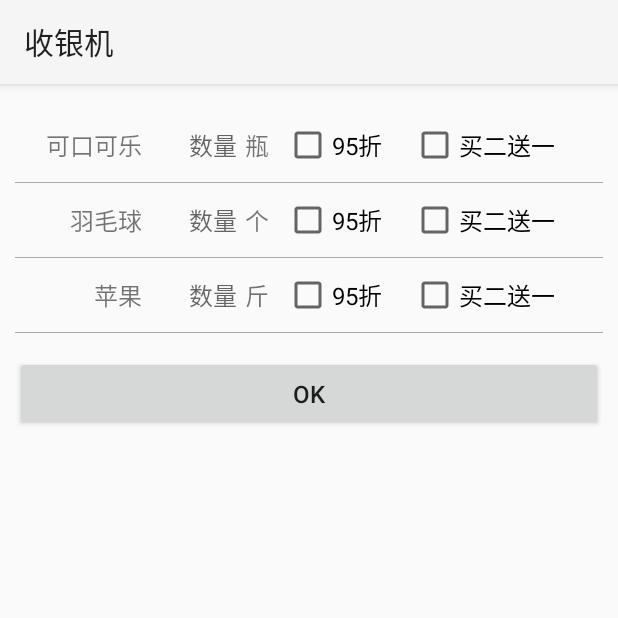
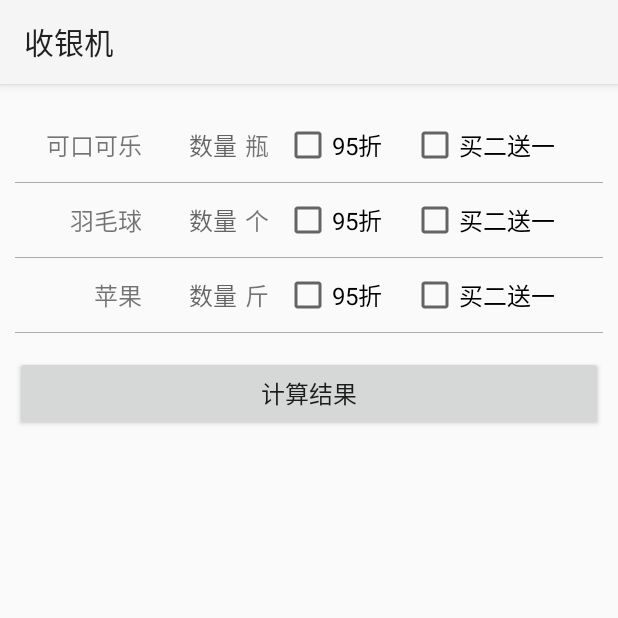
Before and after one commit to WJRye/CashRegister, an Android app: the screen it shows after launch (MainActivity), on a phone screen of 412 x 824 dp, the top half of it. Run offline under Robolectric (Android 15) with nearby library versions, the phone set to English and light mode, and no system bars.

Commit message:
完成界面功能并且已经做完测试

```diff
--- a/CashRegister/app/src/main/java/com/wj/cashregister/MainActivity.java
+++ b/CashRegister/app/src/main/java/com/wj/cashregister/MainActivity.java
@@ -2,6 +2,7 @@ package com.wj.cashregister;
 
 import android.app.Activity;
 import android.os.Bundle;
+import android.util.Log;
 import android.view.Menu;
 import android.view.MenuItem;
 import android.view.View;
@@ -10,20 +11,42 @@ import android.widget.EditText;
 import android.widget.TextView;
 import android.widget.Toast;
 
+import com.wj.cashregister.checkout.Checkout;
 import com.wj.cashregister.db.GoodsDao;
+import com.wj.cashregister.model.Constant;
 import com.wj.cashregister.model.Goods;
+import com.wj.cashregister.model.type.GoodsType;
+import com.wj.cashregister.model.type.GoodsTypeDiscount;
+import com.wj.cashregister.model.type.GoodsTypeDouble;
+import com.wj.cashregister.model.type.GoodsTypeFree;
+import com.wj.cashregister.model.type.GoodsTypeNormal;
 
 import java.util.ArrayList;
+import java.util.HashMap;
+import java.util.Iterator;
 import java.util.List;
+import java.util.Map;
 
-
+/**
+ * Created by wangjiang on 2016/3/1.
+ * <p/>
+ * 该类主要用于与用户交互
+ */
 public class MainActivity extends Activity {
+    //羽毛球的条形码
     private final String BARCODE_BADMINTON = "ITEM000001";
+    //苹果的条形码
     private final String BARCODE_APPLE = "ITEM000003";
+    //可口可乐的条形码
     private final String BARCODE_COCACALA = "ITEM000005";
+    //商品数量View
     private EditText mCocaCalaCountView, mBadmintonCountView, mAppleCountView;
+    //折扣选择View
     private CheckBox mCocaCalaDiscountView, mBadmintonDiscountView, mAppleDiscountView;
+    //买二赠一View
     private CheckBox mCocaCalaFreeView, mBadmintonFreeView, mAppleFreeView;
+    //账单View
+    private TextView mBillView;
 
     @Override
     protected void onCreate(Bundle savedInstanceState) {
@@ -33,15 +56,27 @@ public class MainActivity extends Activity {
         initData();
     }
 
+    /*
+    * 初始化默认的数据
+    * */
     private void initData() {
         GoodsDao goodsDao = GoodsDao.getInstance(this);
         List<Goods> goodses = new ArrayList<>(3);
+
+        Goods cocaCala = new Goods();
+        cocaCala.setBarCode(BARCODE_COCACALA);
+        cocaCala.setName("可口可乐");
+        cocaCala.setUnit("瓶");
+        cocaCala.setPrice(3.00f);
+        cocaCala.setGoodsType(new GoodsTypeNormal());
+        goodses.add(cocaCala);
 
         Goods badminton = new Goods();
         badminton.setBarCode(BARCODE_BADMINTON);
         badminton.setName("羽毛球");
         badminton.setUnit("个");
         badminton.setPrice(1.00f);
+        badminton.setGoodsType(new GoodsTypeNormal());
         goodses.add(badminton);
 
         Goods apple = new Goods();
@@ -49,14 +84,9 @@ public class MainActivity extends Activity {
         apple.setName("苹果");
         apple.setUnit("斤");
         apple.setPrice(5.50f);
+        apple.setGoodsType(new GoodsTypeNormal());
         goodses.add(apple);
 
-        Goods cocaCala = new Goods();
-        cocaCala.setBarCode(BARCODE_COCACALA);
-        cocaCala.setName("可口可乐");
-        cocaCala.setUnit("瓶");
-        cocaCala.setPrice(3.00f);
-        goodses.add(cocaCala);
 
         try {
             goodsDao.insertGoodses(goodses);
@@ -65,36 +95,72 @@ public class MainActivity extends Activity {
         }
     }
 
+    /*
+    * 初始化Views
+    * */
     private void initViews() {
         getActionBar().setDisplayShowHomeEnabled(false);
-        int[] layoutIds = {R.id.goods_cocacala, R.id.goods_badminton, R.id.goods_apple};
-        int[] nameStringIds = {R.string.goods_cocacala, R.string.goods_badminton, R.string.goods_apple};
-        int[] unitStringIds = {R.string.goods_cocacala_unit, R.string.goods_badminton_unit, R.string.goods_apple_unit};
-        EditText[] countViews = {mCocaCalaCountView, mBadmintonCountView, mAppleCountView};
-        CheckBox[] discountViews = {mCocaCalaDiscountView, mBadmintonDiscountView, mAppleDiscountView};
-        CheckBox[] freeViews = {mCocaCalaFreeView, mBadmintonFreeView, mAppleFreeView};
-        int length = 3;
-        for (int i = 0; i < length; i++) {
-            View rootView = findViewById(layoutIds[i]);
-            ((TextView) rootView.findViewById(R.id.goods_item_name)).setText(nameStringIds[i]);
-            ((TextView) rootView.findViewById(R.id.goods_item_unit)).setText(unitStringIds[i]);
-            countViews[i] = (EditText) rootView.findViewById(R.id.goods_item_count);
-            discountViews[i] = (CheckBox) rootView.findViewById(R.id.goods_item_discount);
-            freeViews[i] = (CheckBox) rootView.findViewById(R.id.goods_item_free);
-        }
+
+        View cocaCalaLayout = findViewById(R.id.goods_cocacala);
+        ((TextView) cocaCalaLayout.findViewById(R.id.goods_item_name)).setText(R.string.goods_cocacala);
+        ((TextView) cocaCalaLayout.findViewById(R.id.goods_item_unit)).setText(R.string.goods_cocacala_unit);
+        mCocaCalaCountView = (EditText) cocaCalaLayout.findViewById(R.id.goods_item_count);
+        mCocaCalaDiscountView = (CheckBox) cocaCalaLayout.findViewById(R.id.goods_item_discount);
+        mCocaCalaFreeView = (CheckBox) cocaCalaLayout.findViewById(R.id.goods_item_free);
+
+        View badmintonLayout = findViewById(R.id.goods_badminton);
+        ((TextView) badmintonLayout.findViewById(R.id.goods_item_name)).setText(R.string.goods_badminton);
+        ((TextView) badmintonLayout.findViewById(R.id.goods_item_unit)).setText(R.string.goods_badminton_unit);
+        mBadmintonCountView = (EditText) badmintonLayout.findViewById(R.id.goods_item_count);
+        mBadmintonDiscountView = (CheckBox) badmintonLayout.findViewById(R.id.goods_item_discount);
+        mBadmintonFreeView = (CheckBox) badmintonLayout.findViewById(R.id.goods_item_free);
+
+        View appleLayout = findViewById(R.id.goods_apple);
+        ((TextView) appleLayout.findViewById(R.id.goods_item_name)).setText(R.string.goods_apple);
+        ((TextView) appleLayout.findViewById(R.id.goods_item_unit)).setText(R.string.goods_apple_unit);
+        mAppleCountView = (EditText) appleLayout.findViewById(R.id.goods_item_count);
+        mAppleDiscountView = (CheckBox) appleLayout.findViewById(R.id.goods_item_discount);
+        mAppleFreeView = (CheckBox) appleLayout.findViewById(R.id.goods_item_free);
+
+        mBillView = (TextView) findViewById(R.id.goods_bill);
     }
 
-
+    /*
+    * 处理点击事件
+    * */
     public void onClick(View v) {
         int id = v.getId();
         switch (id) {
-            case R.id.ok: {
+            case R.id.calculate_result: {
                 String cocaCalaCount = mCocaCalaCountView.getText().toString();
                 String badmintonCount = mBadmintonCountView.getText().toString();
                 String appleCount = mAppleCountView.getText().toString();
                 if (isCountEmpty(cocaCalaCount) || isCountEmpty(badmintonCount) || isCountEmpty(appleCount)) {
                     Toast.makeText(this, R.string.goods_count_warning, Toast.LENGTH_SHORT).show();
+                    mBillView.setText("");
                     return;
+                }
+
+                Map<String, CheckBox[]> types = new HashMap<>();
+                types.put(BARCODE_COCACALA, new CheckBox[]{mCocaCalaDiscountView, mCocaCalaFreeView});
+                types.put(BARCODE_BADMINTON, new CheckBox[]{mBadmintonDiscountView, mBadmintonFreeView});
+                types.put(BARCODE_APPLE, new CheckBox[]{mAppleDiscountView, mAppleFreeView});
+                setGoodsType(types);
+
+                Map<String, Integer> jsonData = new HashMap<>();
+                jsonData.put(BARCODE_COCACALA, Integer.parseInt(cocaCalaCount));
+                jsonData.put(BARCODE_BADMINTON, Integer.parseInt(badmintonCount));
+                jsonData.put(BARCODE_APPLE, Integer.parseInt(appleCount));
+                String json = generateJSON(jsonData);
+
+                Checkout checkout = new Checkout(this);
+                try {
+                    checkout.input(json);
+                    String results = checkout.output();
+                    mBillView.setText(results);
+                    Log.d("TAG", "results=" + results);
+                } catch (Exception e) {
+                    e.printStackTrace();
                 }
 
                 break;
@@ -106,11 +172,66 @@ public class MainActivity extends Activity {
 
     }
 
+    /*
+    * 设置商品的优惠条件
+    * */
+    private void setGoodsType(Map<String, CheckBox[]> types) {
+        GoodsDao goodsDao = GoodsDao.getInstance(this);
+        Iterator i = types.entrySet().iterator();
+        while (i.hasNext()) {
+            Map.Entry<String, CheckBox[]> entry = (Map.Entry<String, CheckBox[]>) i.next();
+            GoodsType goodsType = null;
+            CheckBox[] value = entry.getValue();
+            if (value[0].isChecked() && value[1].isChecked()) {
+                goodsType = new GoodsTypeDouble();
+            } else if (value[0].isChecked()) {
+                goodsType = new GoodsTypeDiscount();
+            } else if (value[1].isChecked()) {
+                goodsType = new GoodsTypeFree();
+            } else {
+                goodsType = new GoodsTypeNormal();
+            }
+            goodsDao.updateGoodsTypeByBarCode(entry.getKey(), goodsType);
+
+            i.remove();
+        }
+
+    }
+
+    /*
+    * 根据条形码和商品数量生成JSON数据
+    * */
+    private String generateJSON(Map<String, Integer> jsonData) {
+
+        StringBuilder sb = new StringBuilder();
+        sb.append("[");
+        Iterator iterator = jsonData.entrySet().iterator();
+        while (iterator.hasNext()) {
+            Map.Entry<String, Integer> entry = (Map.Entry<String, Integer>) iterator.next();
+            sb.append("\"");
+            sb.append(entry.getKey());
+            sb.append(Constant.JSON_SPLIT_STRING);
+            sb.append(entry.getValue());
+            sb.append("\"");
+            sb.append(",");
+            iterator.remove();
+        }
+        if (sb.length() > 1) {
+            sb.deleteCharAt(sb.length() - 1);
+        }
+        sb.append("]");
+
+        return sb.toString();
+    }
+
+    /*
+    * 检查商品数量是否为空和为0
+    * */
     private boolean isCountEmpty(String count) {
-        if (count == null || "".equals(count.trim())) {
-            return false;
+        if (count == null || count.length() == 0 || Integer.valueOf(count) == 0) {
+            return true;
         }
-        return true;
+        return false;
     }
 
     @Override
--- a/CashRegister/app/src/main/java/com/wj/cashregister/checkout/Checkout.java
+++ b/CashRegister/app/src/main/java/com/wj/cashregister/checkout/Checkout.java
@@ -79,7 +79,7 @@ public class Checkout {
         int length = jsonArray.length();
         for (int i = 0; i < length; i++) {
             String value = jsonArray.getString(i);
-            String[] values = value.split("-");
+            String[] values = value.split(Constant.JSON_SPLIT_STRING);
             int number = 0;
             if (values.length > 1) {
                 number = Integer.parseInt(values[1]);
--- a/CashRegister/app/src/main/java/com/wj/cashregister/model/Constant.java
+++ b/CashRegister/app/src/main/java/com/wj/cashregister/model/Constant.java
@@ -14,4 +14,6 @@ public class Constant {
     public static final char COLON = '：';
     //逗号
     public static final char COMMA = '，';
+
+    public static final String JSON_SPLIT_STRING = "-";
 }
--- a/CashRegister/app/src/main/res/layout/activity_main.xml
+++ b/CashRegister/app/src/main/res/layout/activity_main.xml
@@ -27,11 +27,19 @@
     <Button
         android:onClick="onClick"
         android:layout_marginTop="@dimen/margin_15dp"
-        android:id="@+id/ok"
+        android:id="@+id/calculate_result"
         android:gravity="center"
         android:textSize="@dimen/textSize_16sp"
-        android:text="@android:string/ok"
+        android:text="@string/calculate_result"
         android:layout_width="match_parent"
         android:layout_height="@dimen/size_50dp"/>
 
+    <TextView
+        android:scrollbars="vertical"
+        android:id="@+id/goods_bill"
+        android:gravity="left"
+        android:textSize="@dimen/textSize_16sp"
+        android:layout_marginTop="@dimen/margin_15dp"
+        android:layout_width="match_parent"
+        android:layout_height="wrap_content"/>
 </LinearLayout>
--- a/CashRegister/app/src/main/res/layout/goods_item.xml
+++ b/CashRegister/app/src/main/res/layout/goods_item.xml
@@ -19,6 +19,7 @@
             android:layout_height="match_parent"/>
 
         <EditText
+            android:textIsSelectable="false"
             android:singleLine="true"
             android:id="@+id/goods_item_count"
             android:textSize="@dimen/textSize_16sp"
--- a/CashRegister/app/src/main/res/values/strings.xml
+++ b/CashRegister/app/src/main/res/values/strings.xml
@@ -13,5 +13,6 @@
     <string name="goods_cocacala_unit">瓶</string>
     <string name="goods_badminton_unit">个</string>
     <string name="goods_apple_unit">斤</string>
-    <string name="goods_count_warning">商品数量不能为空！</string>
+    <string name="goods_count_warning">商品数量不能为空或者0！</string>
+    <string name="calculate_result">计算结果</string>
 </resources>
```
